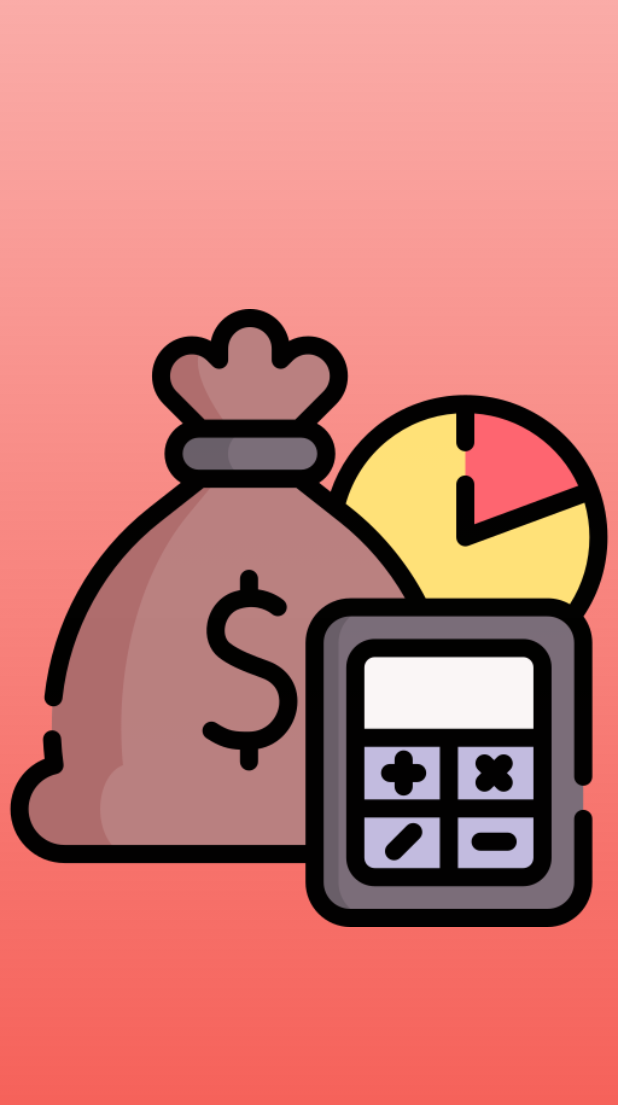
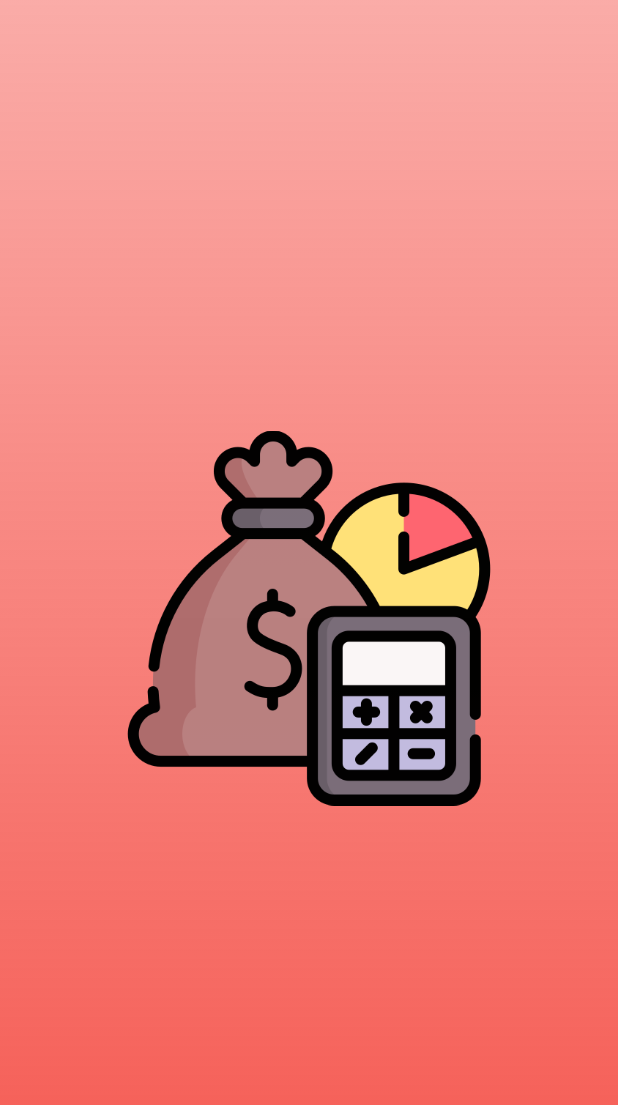
Before and after one commit to arslanriaz038/expense_tracking_app, a Flutter app: the SplashPage screen opened directly, on a phone screen of 412 x 824 dp. Shown: the top 1105 px of the screen. Run offline on Flutter 3.47's test engine with Material 2 defaults, Android fonts, the phone set to English and light mode, and no system bars; our stand-ins replace cloud_firestore, equatable, firebase_auth, firebase_core, firebase_storage, flutter_bloc and 6 more; accounts and stored records are empty.

Commit message:
Update splash_page.dart

```diff
--- a/lib/views/splash_page.dart
+++ b/lib/views/splash_page.dart
@@ -88,7 +88,7 @@ class _SplashPageState extends State<SplashPage>
               // curve: Curves.easeInOutBack,
               child: Hero(
                 tag: AppConstants.heroAnimationTagForN,
-                child: Assets.appIcons.expenses.image(),
+                child: Assets.appIcons.expenses.image(width: 250, height: 250),
               )),
         ),
       ),
```
